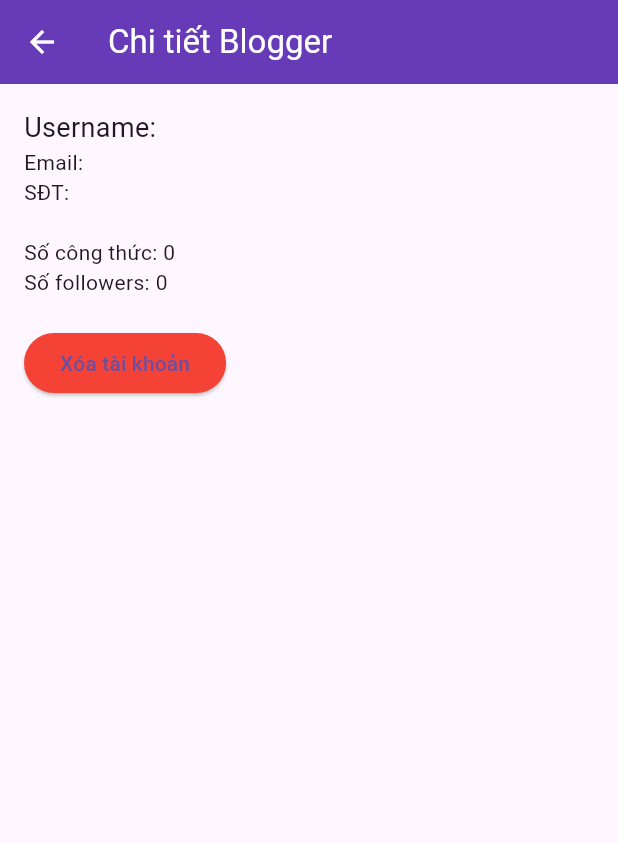
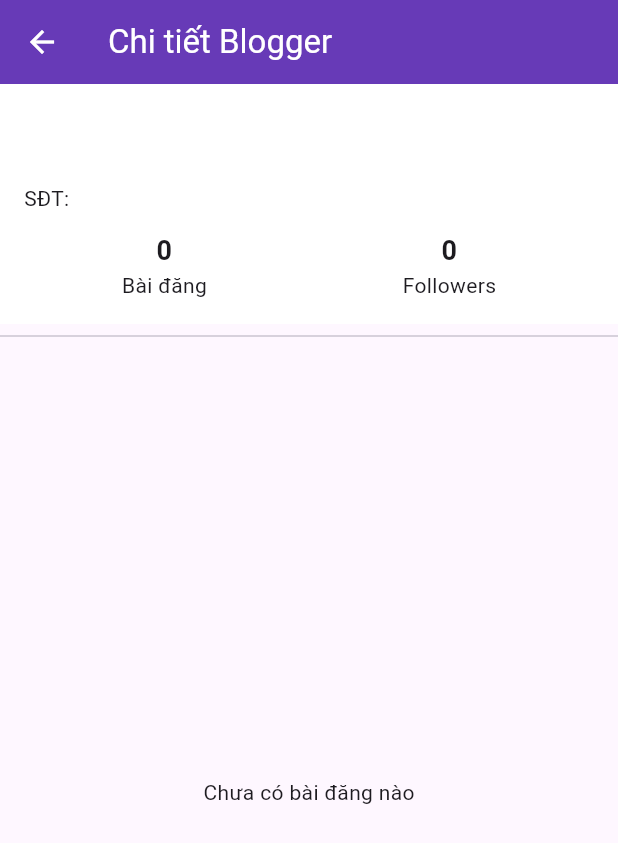
Before and after one commit to BLong1501/2025_2_LTTBDD_N02_Nhom_20, a Flutter app: the BloggerDetailScreen screen opened directly with empty values, on a phone screen of 412 x 824 dp. Shown: the top 843 px of the screen. Run offline on Flutter 3.47's test engine with Material 3 defaults, Android fonts, the phone set to English and light mode, and no system bars; our stand-ins replace cloud_firestore, easy_localization, firebase_auth, firebase_core, firebase_storage, fl_chart and 2 more; accounts and stored records are empty.

Commit message:
Please enter the commit message for your changes. Lines starting with '#' will be ignored, and an empty message aborts the commit.
On branch main
Your branch is up to date with 'origin/main'.

Changes to be committed:
	modified:   lib/providers/admin_food_provider.dart
	modified:   lib/providers/admin_user_provider.dart
	new file:   lib/view/admin/admin_food_detail_screen.dart
	modified:   lib/view/admin/blogger_detail_screen.dart

```diff
--- a/lib/view/admin/blogger_detail_screen.dart
+++ b/lib/view/admin/blogger_detail_screen.dart
@@ -1,12 +1,17 @@
+import 'package:btl_ltdd/view/admin/admin_food_detail_screen.dart';
 import 'package:flutter/material.dart';
 import '../../models/user_model.dart';
+import '../../models/food_model.dart';
 import '../../providers/admin_user_provider.dart';
 import 'package:provider/provider.dart';
 
 class BloggerDetailScreen extends StatelessWidget {
   final UserModel user;
 
-  const BloggerDetailScreen({super.key, required this.user});
+  const BloggerDetailScreen({
+    super.key,
+    required this.user,
+  });
 
   @override
   Widget build(BuildContext context) {
@@ -14,73 +19,157 @@ class BloggerDetailScreen extends StatelessWidget {
 
     return Scaffold(
       appBar: AppBar(
-        title: const Text("Chi tiết Blogger",
-            style: TextStyle(color: Colors.white)),
+        title: const Text(
+          "Chi tiết Blogger",
+          style: TextStyle(color: Colors.white),
+        ),
         backgroundColor: Colors.deepPurple,
         iconTheme: const IconThemeData(color: Colors.white),
       ),
-      body: FutureBuilder(
+      body: FutureBuilder<Map<String, dynamic>>(
         future: provider.getBloggerStats(user.id),
         builder: (context, snapshot) {
           if (!snapshot.hasData) {
-            return const Center(child: CircularProgressIndicator());
+            return const Center(
+              child: CircularProgressIndicator(),
+            );
           }
 
-          final stats = snapshot.data as Map<String, dynamic>;
+          final stats = snapshot.data!;
 
-          return Padding(
+          return Column(
+            children: [
+
+              /// ================= HEADER =================
+              Container(
                 padding: const EdgeInsets.all(16),
+                color: Colors.white,
                 child: Column(
                   crossAxisAlignment: CrossAxisAlignment.start,
                   children: [
-                Text("Username: ${user.username}",
-                    style: const TextStyle(fontSize: 18)),
-                Text("Email: ${user.email}"),
+                    Text(
+                      user.username,
+                      style: const TextStyle(
+                        fontSize: 20,
+                        fontWeight: FontWeight.bold,
+                      ),
+                    ),
+                    Text(user.email),
                     Text("SĐT: ${user.phoneNumber}"),
-                const SizedBox(height: 20),
+                    const SizedBox(height: 12),
 
-                Text("Số công thức: ${stats['totalFoods']}"),
-                Text("Số followers: ${stats['totalFollowers']}"),
+                    Row(
+                      mainAxisAlignment:
+                          MainAxisAlignment.spaceAround,
+                      children: [
+                        _buildStat(
+                          "Bài đăng",
+                          stats['totalFoods'].toString(),
+                        ),
+                        _buildStat(
+                          "Followers",
+                          stats['totalFollowers'].toString(),
+                        ),
+                      ],
+                    ),
+                  ],
+                ),
+              ),
 
-                const SizedBox(height: 20),
+              const Divider(),
 
-                ElevatedButton(
-                  style: ElevatedButton.styleFrom(
-                      backgroundColor: Colors.red),
-                  onPressed: () {
-                    provider.deleteUser(user.id);
-                    Navigator.pop(context);
-                  },
-                  child: const Text("Xóa tài khoản"),
-                  ),
+              /// ================= LIST FOOD =================
               Expanded(
-                  child: FutureBuilder(
+                child: FutureBuilder<List<Map<String, dynamic>>>(
                   future: provider.getBloggerFoods(user.id),
-                    builder: (context, snapshot) {
-                      if (!snapshot.hasData) {
-                        return const CircularProgressIndicator();
+                  builder: (context, foodSnapshot) {
+
+                    if (!foodSnapshot.hasData) {
+                      return const Center(
+                        child: CircularProgressIndicator(),
+                      );
                     }
 
-                      final foods = snapshot.data as List;
+                    final foodMaps = foodSnapshot.data!;
 
+                    if (foodMaps.isEmpty) {
+                      return const Center(
+                        child: Text("Chưa có bài đăng nào"),
+                      );
+                    }
+
+                    /// Convert Map -> FoodModel
+                    final foods = foodMaps.map((map) {
+                        return FoodModel.fromMap(
+                          map,
+                          map['id'] ?? '',
+                        );
+                      }).toList();
                     return ListView.builder(
                       itemCount: foods.length,
                       itemBuilder: (context, index) {
-                          return ListTile(
-                            title: Text(foods[index]['title']),
+                        final food = foods[index];
+
+                        return Card(
+                          margin: const EdgeInsets.all(12),
+                          child: ListTile(
+                            leading: ClipRRect(
+                              borderRadius:
+                                  BorderRadius.circular(8),
+                              child: Image.network(
+                                food.imageUrl,
+                                width: 60,
+                                height: 60,
+                                fit: BoxFit.cover,
+                              ),
+                            ),
+                            title: Text(food.title),
+                            subtitle: Text(
+                              food.isApproved
+                                  ? "Đã duyệt"
+                                  : "Chờ duyệt",
+                              style: TextStyle(
+                                color: food.isApproved
+                                    ? Colors.green
+                                    : Colors.orange,
+                              ),
+                            ),
+                            onTap: () {
+                              Navigator.push(
+                                context,
+                                MaterialPageRoute(
+                                  builder: (_) =>
+                                      AdminFoodDetailScreen(
+                                          foodId: food.id),
+                                ),
+                              );
+                            },
+                          ),
                         );
                       },
                     );
                   },
                 ),
-                )
+              ),
             ],
-
-            ),
           );
         },
       ),
     );
   }
 
+  Widget _buildStat(String title, String value) {
+    return Column(
+      children: [
+        Text(
+          value,
+          style: const TextStyle(
+            fontSize: 18,
+            fontWeight: FontWeight.bold,
+          ),
+        ),
+        Text(title),
+      ],
+    );
   }
+}
```
Also changed, not shown: lib/providers/admin_food_provider.dart (+12 -0 lines), lib/providers/admin_user_provider.dart (+13 -6 lines), lib/view/admin/admin_food_detail_screen.dart (added, +327 -0 lines). Lines whose indentation alone changed are shown as unchanged.
